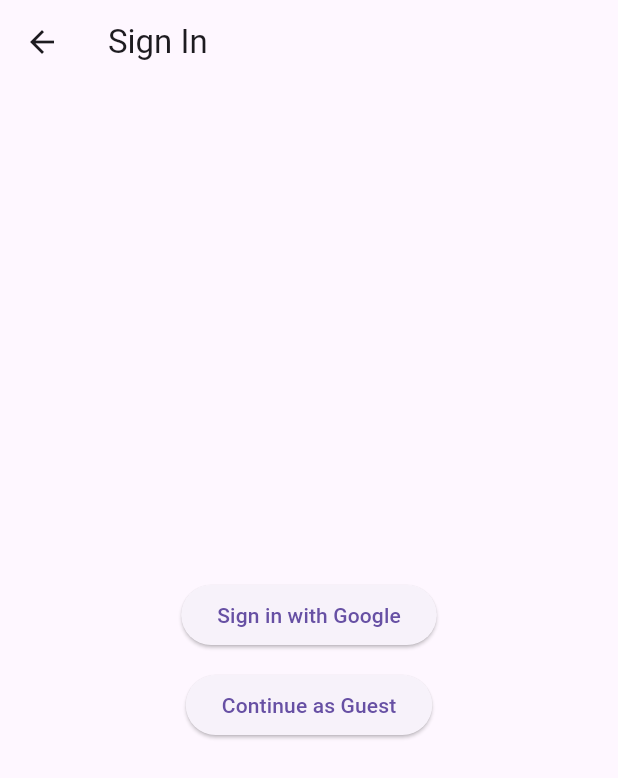
After one commit to BenedictChannn/mathvision-tutor, a Flutter app: the LoginScreen screen opened directly, after a tap on "Sign in with Google", on a phone screen of 412 x 824 dp. The commit adds this screen. Shown: the top 778 px of the screen. Run offline on Flutter 3.47's test engine with Material 3 defaults, Android fonts, the phone set to English and light mode, and no system bars; our stand-ins replace firebase_auth, firebase_core, flutter_bloc, freezed_annotation, google_sign_in, image_picker and 1 more; accounts and stored records are empty.

Commit message:
feat(auth): integrate Firebase email, Google, and anonymous sign-in + introduce authCubit with login UI

```diff
--- /dev/null
+++ b/src/lib/bloc/auth/auth_cubit.dart
@@ -0,0 +1,47 @@
+import 'package:flutter_bloc/flutter_bloc.dart';
+import 'package:firebase_auth/firebase_auth.dart';
+import 'package:google_sign_in/google_sign_in.dart';
+
+import 'auth_state.dart';
+
+
+class AuthCubit extends Cubit<AuthState> {
+  AuthCubit() : super(const AuthState.unauthenticated());
+
+  final _auth = FirebaseAuth.instance;
+
+  Future<void> signInWithGoogle() async {
+    emit(const AuthState.loading());
+    try {
+      final account = await GoogleSignIn().signIn();
+      if (account == null) {
+        emit(const AuthState.unauthenticated());
+        return;
+      }
+      final gAuth = await account.authentication;
+      final cred = GoogleAuthProvider.credential(
+        accessToken: gAuth.accessToken,
+        idToken: gAuth.idToken,
+      );
+      await _auth.signInWithCredential(cred);
+      emit(AuthState.authenticated(_auth.currentUser!));
+    } catch (e) {
+      emit(AuthState.error(e.toString()));
+    }
+  }
+
+  Future<void> signInAnonymously() async {
+    emit(const AuthState.loading());
+    try {
+      await _auth.signInAnonymously();
+      emit(AuthState.authenticated(_auth.currentUser!));
+    } catch (e) {
+      emit(AuthState.error(e.toString()));
+    }
+  }
+
+  Future<void> signOut() async {
+    await _auth.signOut();
+    emit(const AuthState.unauthenticated());
+  }
+}
--- /dev/null
+++ b/src/lib/bloc/auth/auth_state.dart
@@ -0,0 +1,12 @@
+import 'package:freezed_annotation/freezed_annotation.dart';
+import 'package:firebase_auth/firebase_auth.dart';
+
+part 'auth_state.freezed.dart';
+
+@freezed
+class AuthState with _$AuthState {
+  const factory AuthState.unauthenticated() = _Unauthenticated;
+  const factory AuthState.loading() = _Loading;
+  const factory AuthState.authenticated(User user) = _Authenticated;
+  const factory AuthState.error(String message) = _Error;
+}
--- a/src/lib/main.dart
+++ b/src/lib/main.dart
@@ -2,10 +2,15 @@ import 'package:flutter/material.dart';
 import 'package:flutter_bloc/flutter_bloc.dart';
 
 import 'bloc/capture/capture_cubit.dart';
+import 'package:firebase_core/firebase_core.dart';
 import 'screens/capture/capture_screen.dart';
 import 'services/solve_api.dart';
 
-void main() => runApp(const MyApp());
+void main() async {
+  WidgetsFlutterBinding.ensureInitialized();
+  await Firebase.initializeApp();
+  runApp(const MyApp());
+}
 
 class MyApp extends StatelessWidget {
   const MyApp({super.key});
--- /dev/null
+++ b/src/lib/screens/auth/login_screen.dart
@@ -0,0 +1,56 @@
+import 'package:flutter/material.dart';
+import 'package:flutter_bloc/flutter_bloc.dart';
+import '../../bloc/auth/auth_cubit.dart';
+import '../../bloc/auth/auth_state.dart';
+
+class LoginScreen extends StatelessWidget {
+  const LoginScreen({super.key});
+
+  @override
+  Widget build(BuildContext context) => Scaffold(
+        appBar: AppBar(title: const Text('Sign In')),
+        body: Center(
+          child: BlocConsumer<AuthCubit, AuthState>(
+            listener: (context, state) {
+              state.maybeWhen(
+                authenticated: (_) => Navigator.pop(context),
+                orElse: () {},
+              );
+            },
+            builder: (context, state) {
+              final isLoading = state.maybeWhen(loading: () => true, orElse: () => false);
+              final errorMsg = state.maybeWhen<String?>(
+                error: (msg) => msg,
+                orElse: () => null,
+              );
+              return Column(
+                mainAxisSize: MainAxisSize.min,
+                children: [
+                  ElevatedButton(
+                    onPressed: isLoading
+                        ? null
+                        : () => context.read<AuthCubit>().signInWithGoogle(),
+                    child: const Text('Sign in with Google'),
+                  ),
+                  const SizedBox(height: 12),
+                  ElevatedButton(
+                    onPressed: isLoading
+                        ? null
+                        : () => context.read<AuthCubit>().signInAnonymously(),
+                    child: const Text('Continue as Guest'),
+                  ),
+                  if (errorMsg != null) ...[
+                    const SizedBox(height: 16),
+                    Text(errorMsg, style: const TextStyle(color: Colors.red)),
+                  ],
+                  if (isLoading) const Padding(
+                    padding: EdgeInsets.all(16),
+                    child: CircularProgressIndicator(),
+                  ),
+                ],
+              );
+            },
+          ),
+        ),
+      );
+}
```
Also changed, not shown: src/lib/bloc/auth/auth_state.freezed.dart (added).
